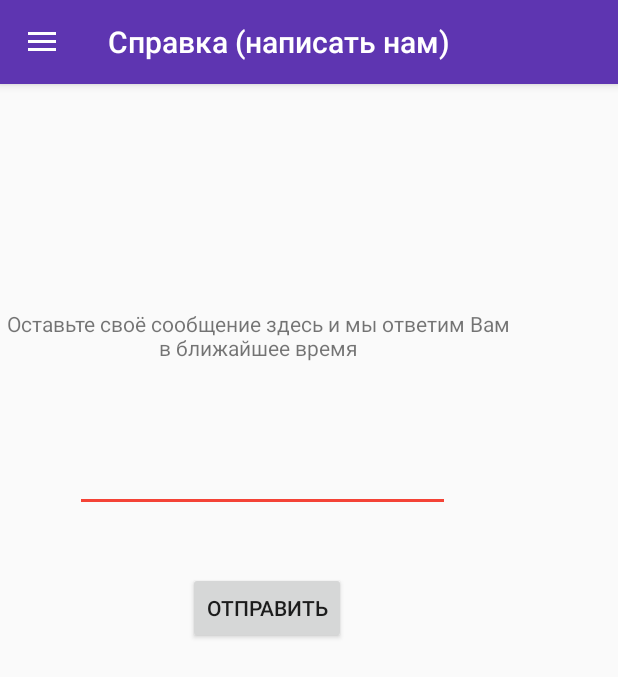
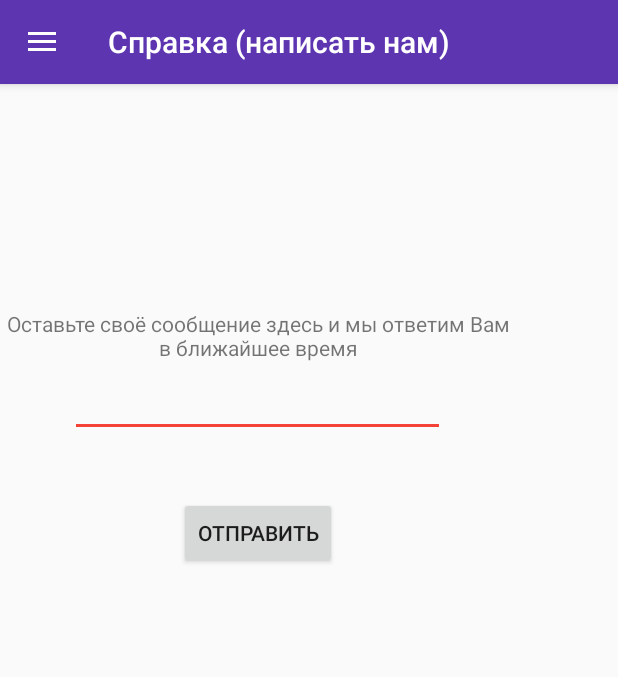
Before and after one commit to Boristul/UNIRating, an Android app: the screen it shows after launch (MainActivity_Navigation), in the side drawer, after a tap on "Справка (написать нам)", on a phone screen of 412 x 824 dp. Shown: the top 677 px of the screen. Run offline under Robolectric (Android 15) with nearby library versions, the phone set to English and light mode, and no system bars.

Commit message:
Fixed old center-front-end bugs

```diff
--- a/app/src/main/java/com/miet/walkman295/fragments/Section5_Help.java
+++ b/app/src/main/java/com/miet/walkman295/fragments/Section5_Help.java
@@ -2,10 +2,12 @@ package com.miet.walkman295.fragments;
 
 import android.os.Bundle;
 import android.support.v4.app.Fragment;
+import android.view.KeyEvent;
 import android.view.LayoutInflater;
 import android.view.View;
 import android.view.ViewGroup;
 import android.widget.Button;
+import android.widget.EditText;
 import android.widget.Toast;
 
 import com.miet.walkman295.unirating.R;
@@ -16,11 +18,25 @@ public class Section5_Help extends Fragment implements View.OnClickListener{
     public View onCreateView(LayoutInflater inflater, ViewGroup container,
                              Bundle savedInstanceState) {
 
-        View rootView = inflater.inflate(R.layout.activity_help, container,
+        final View rootView = inflater.inflate(R.layout.activity_help, container,
                 false);
 
         Button sendButton = (Button) rootView.findViewById(R.id.help_button);
         sendButton.setOnClickListener(this);
+
+        EditText ET = (EditText) rootView.findViewById(R.id.help_area);
+        ET.setOnKeyListener(new View.OnKeyListener()
+        {
+            @Override
+            public boolean onKey (View v, int keyCode, KeyEvent event) {
+                boolean consumed = false;
+                if (keyCode == KeyEvent.KEYCODE_ENTER) {
+                    onClick(rootView);
+                    consumed = true;
+                }
+                return consumed;
+            }
+        });
 
         return rootView;
     }
@@ -33,12 +49,8 @@ public class Section5_Help extends Fragment implements View.OnClickListener{
     }
 
     @Override
-    public void onClick(View view) {
-        /*final EditText editText = (EditText) findViewById(R.id.help_area);
-        editText.setOnKeyListener(new OnKeyListener() {
-
-        }*/
-
+    public void onClick(View view)
+    {
         Toast.makeText(getActivity(), "Сообщение отправлено",
                 Toast.LENGTH_SHORT).show();
     }
--- a/app/src/main/res/layout/activity_donation.xml
+++ b/app/src/main/res/layout/activity_donation.xml
@@ -9,20 +9,20 @@
         android:layout_width="150dp"
         android:layout_height="wrap_content"
         android:layout_marginTop="120dp"
-        android:layout_marginLeft="105dp"
+        android:layout_gravity="center"
         android:text="PayPal"/>
     <Button
         android:id="@+id/yandexmoney_button"
         android:layout_width="150dp"
         android:layout_height="wrap_content"
         android:layout_marginTop="40dp"
-        android:layout_marginLeft="105dp"
+        android:layout_gravity="center"
         android:text="Yandex Money"/>
     <Button
         android:id="@+id/webmoney_button"
         android:layout_width="150dp"
         android:layout_height="wrap_content"
         android:layout_marginTop="40dp"
-        android:layout_marginLeft="105dp"
+        android:layout_gravity="center"
         android:text="WebMoney"/>
 </LinearLayout>
--- a/app/src/main/res/layout/activity_help.xml
+++ b/app/src/main/res/layout/activity_help.xml
@@ -16,16 +16,16 @@
         android:id="@+id/help_area"
         android:layout_width="250dp"
         android:layout_height="50dp"
-        android:layout_marginTop="50dp"
-        android:layout_marginLeft="50dp"
-        android:visibility="visible"/>
+        android:layout_gravity="center"
+        android:visibility="visible"
+        android:singleLine="true"/>
 
     <Button
         android:id="@+id/help_button"
         android:layout_width="wrap_content"
         android:layout_height="wrap_content"
         android:layout_marginTop="40dp"
-        android:layout_marginLeft="125dp"
+        android:layout_gravity="center"
         android:text="@string/button_in_help"/>
 
 </LinearLayout>
--- a/app/src/main/res/values/strings.xml
+++ b/app/src/main/res/values/strings.xml
@@ -22,6 +22,7 @@
     <string-array name="info_universities">
         <item>Информация</item>
         <item>Преподаватели</item>
+        <item>Список специальностей</item>
     </string-array>
 
     <string name="empty_favourite">Вы пока ничего не добавили в избранное</string>
```
Also changed, not shown: app/src/main/res/layout/activity_info_univercity.xml (+2 -7 lines).
